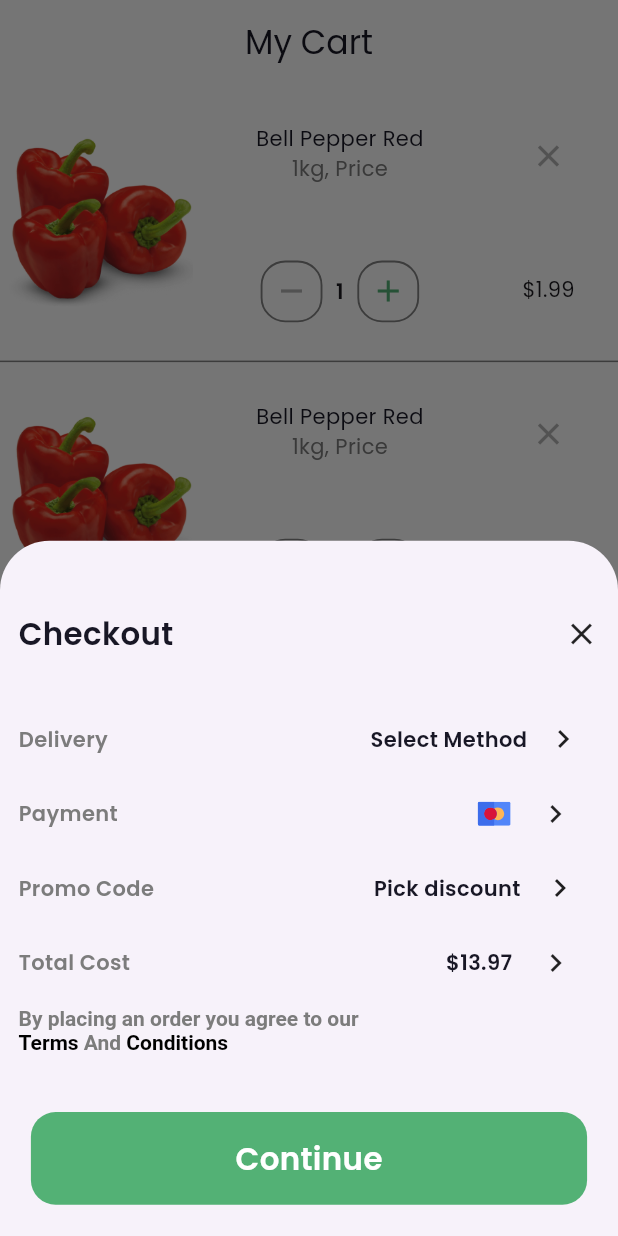
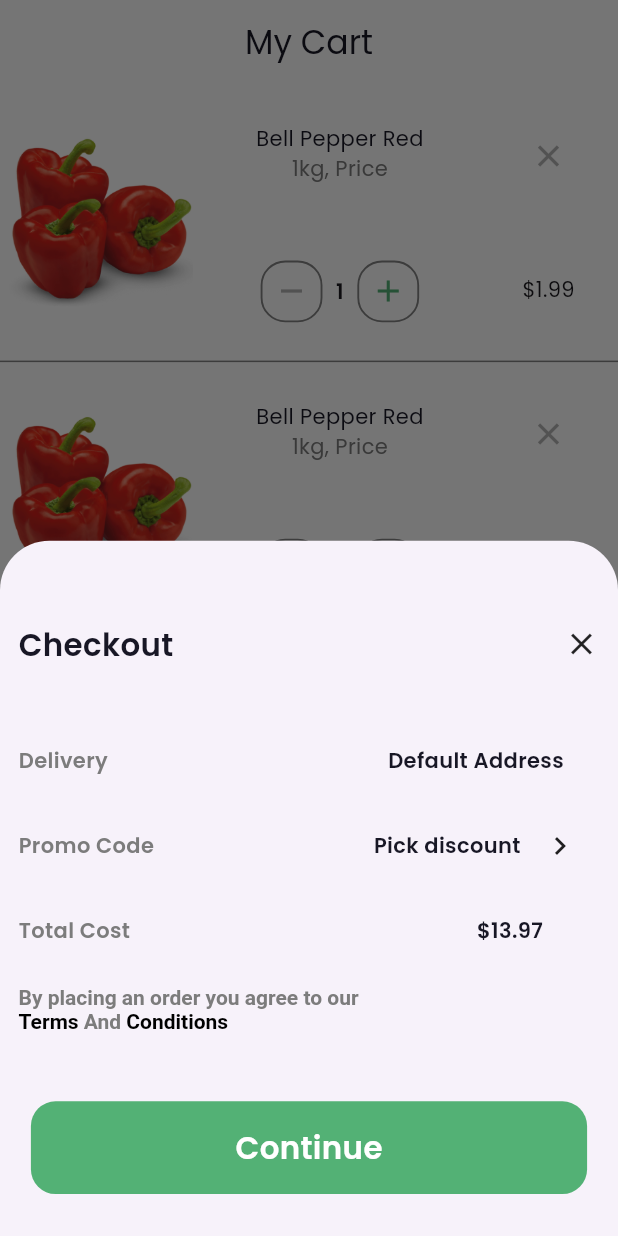
Before and after one commit to shibii787/nectar_project1, a Flutter app: the CartPage screen opened directly, after a tap on "Go to Checkout", on a phone screen of 412 x 824 dp. Run offline on Flutter 3.47's test engine with Material 3 defaults, Android fonts, the phone set to English and light mode, and no system bars; our stand-ins replace carousel_slider, country_code_picker, flutter_svg, google_fonts, image_picker, lottie and 3 more; missing offline and left inert: animated_rating_stars, flutter_flip_card.

Commit message:
pages renamed and made some changes

```diff
--- a/lib/app_body/bottom_nav.dart
+++ b/lib/app_body/bottom_nav.dart
@@ -31,7 +31,6 @@ class _bottomNavState extends State<bottomNav> {
     CartPage(),
     FavouritePage(),
     account()
-
   ];
 
   @override
--- a/lib/app_body/cart_page.dart
+++ b/lib/app_body/cart_page.dart
@@ -1,11 +1,7 @@
 import 'package:flutter/cupertino.dart';
 import 'package:flutter/material.dart';
-import 'package:flutter/painting.dart';
-import 'package:flutter/rendering.dart';
-import 'package:flutter/widgets.dart';
-import 'package:flutter_svg/flutter_svg.dart';
-import 'package:nectar_project1/app_body/order_accepted.dart';
 import 'package:nectar_project1/app_payment/payment1.dart';
+import 'package:nectar_project1/app_profile/promocard.dart';
 import 'package:nectar_project1/colors.dart';
 import 'package:nectar_project1/images.dart';
 
@@ -34,7 +30,7 @@ class _CartPageState extends State<CartPage> {
             context: context,
             builder: (context) {
               return Container(
-                height: w * 1.6,
+                height: w * 1.4,
                 width: w * 1,
                 child: Padding(
                   padding: EdgeInsets.all(w * 0.03),
@@ -79,38 +75,11 @@ class _CartPageState extends State<CartPage> {
                               mainAxisAlignment: MainAxisAlignment.spaceEvenly,
                               children: [
                                 Text(
-                                  "Select Method",
+                                  "Default Address",
                                   style: TextStyle(
                                       color: theColors.eight,
                                       fontWeight: FontWeight.w600),
                                 ),
-                                Icon(Icons.navigate_next)
-                              ],
-                            ),
-                          )
-                        ],
-                      ),
-                      Row(
-                        mainAxisAlignment: MainAxisAlignment.spaceBetween,
-                        children: [
-                          Text(
-                            "Payment",
-                            style: TextStyle(
-                                color: theColors.tenth,
-                                fontWeight: FontWeight.w600),
-                          ),
-                          Container(
-                            height: w * 0.1,
-                            width: w * 0.24,
-                            child: Row(
-                              mainAxisAlignment: MainAxisAlignment.spaceEvenly,
-                              children: [
-                                SvgPicture.asset(theImages.payment),
-                                InkWell(
-                                    // onTap: () {
-                                    //   Navigator.push(context, MaterialPageRoute(builder: (context) =>SelectPayment() ,));
-                                    // },
-                                    child: Icon(Icons.navigate_next))
                               ],
                             ),
                           )
@@ -125,7 +94,11 @@ class _CartPageState extends State<CartPage> {
                                 color: theColors.tenth,
                                 fontWeight: FontWeight.w600),
                           ),
-                          Container(
+                          InkWell(
+                            onTap: () {
+                              Navigator.push(context, CupertinoPageRoute(builder: (context) => promocard(),));
+                            },
+                            child: Container(
                               height: w * 0.1,
                               width: w * 0.4,
                               child: Row(
@@ -139,6 +112,7 @@ class _CartPageState extends State<CartPage> {
                                   ),
                                   Icon(Icons.navigate_next)
                                 ],
+                              ),
                             ),
                           )
                         ],
@@ -164,7 +138,6 @@ class _CartPageState extends State<CartPage> {
                                       color: theColors.eight,
                                       fontWeight: FontWeight.w600),
                                 ),
-                                Icon(Icons.navigate_next)
                               ],
                             ),
                           )
@@ -251,6 +224,7 @@ class _CartPageState extends State<CartPage> {
         ),
       ),
       appBar: AppBar(
+        automaticallyImplyLeading: false,
         centerTitle: true,
         title: Text(
           "My Cart",
--- a/lib/app_body/explore_page.dart
+++ b/lib/app_body/explore_page.dart
@@ -66,11 +66,6 @@ class _ExplorePageState extends State<ExplorePage> {
       backgroundColor: theColors.primaryColor,
       appBar: AppBar(
         automaticallyImplyLeading: false,
-        leading: InkWell(
-          onTap: () {
-            Navigator.pop(context);
-          },
-            child: Icon(CupertinoIcons.back)),
         backgroundColor: theColors.primaryColor,
         title: Text("Find Products",style: TextStyle(
           fontWeight: FontWeight.w900,),),
--- a/lib/app_body/favourite_page.dart
+++ b/lib/app_body/favourite_page.dart
@@ -32,11 +32,6 @@ class _FavouritePageState extends State<FavouritePage> {
       ),
       appBar: AppBar(
         automaticallyImplyLeading: false,
-        leading: InkWell(
-          onTap: () {
-            Navigator.pop(context);
-          },
-            child: Icon(CupertinoIcons.back)),
         centerTitle: true,
         elevation: 0,
         title: Text("Favourites"),
--- a/lib/app_profile/about.dart
+++ b/lib/app_profile/about.dart
@@ -2,7 +2,6 @@ import 'package:flutter/cupertino.dart';
 import 'package:flutter/material.dart';
 import 'package:nectar_project1/colors.dart';
 
-import '../main.dart';
 
 class about extends StatefulWidget {
   const about({super.key});
@@ -22,7 +21,7 @@ class _aboutState extends State<about> {
           onTap: () {
             Navigator.pop(context);
           },
-            child: Icon(CupertinoIcons.back,color: theColors.secondary,size: w*0.09)),
+            child: Icon(CupertinoIcons.back,color: theColors.secondary,)),
         title: Text("About",style: TextStyle(
             color: theColors.secondary
         )),
--- a/lib/app_profile/delivery address.dart
+++ b/lib/app_profile/delivery address.dart
@@ -25,7 +25,7 @@ class _deliveryaddressState extends State<deliveryaddress> {
           onTap: () {
             Navigator.pop(context);
           },
-            child: Icon(CupertinoIcons.back,color: theColors.secondary,size: w*0.09)),
+            child: Icon(CupertinoIcons.back,color: theColors.secondary)),
       ),
     );
   }
--- a/lib/app_profile/help.dart
+++ b/lib/app_profile/help.dart
@@ -2,7 +2,7 @@ import 'package:flutter/cupertino.dart';
 import 'package:flutter/material.dart';
 import 'package:nectar_project1/colors.dart';
 
-import '../main.dart';
+
 
 class help extends StatefulWidget {
   const help({super.key});
@@ -22,7 +22,7 @@ class _helpState extends State<help> {
           onTap: () {
             Navigator.pop(context);
           },
-            child: Icon(CupertinoIcons.back,color: theColors.secondary,size: w*0.09)),
+            child: Icon(CupertinoIcons.back,color: theColors.secondary,)),
         title: Text("Help",style: TextStyle(
             color: theColors.secondary
         )),
--- a/lib/app_profile/my order.dart
+++ b/lib/app_profile/my order.dart
@@ -25,7 +25,7 @@ class _myorderState extends State<myorder> {
           onTap: () {
             Navigator.pop(context);
           },
-            child: Icon(CupertinoIcons.back,color: theColors.secondary,size: w*0.09)),
+            child: Icon(CupertinoIcons.back,color: theColors.secondary)),
       ),
     );
   }
--- a/lib/app_profile/mydetails.dart
+++ b/lib/app_profile/mydetails.dart
@@ -25,7 +25,7 @@ class _mydetailsState extends State<mydetails> {
           onTap: () {
             Navigator.pop(context);
           },
-            child: Icon(CupertinoIcons.back,color: theColors.secondary,size: w*0.09)),
+            child: Icon(CupertinoIcons.back,color: theColors.secondary)),
       ),
     );
   }
--- a/lib/app_profile/notification.dart
+++ b/lib/app_profile/notification.dart
@@ -23,7 +23,7 @@ class _notificationState extends State<notification> {
           onTap: () {
             Navigator.pop(context);
           },
-            child: Icon(CupertinoIcons.back,color: theColors.secondary,size: w*0.09)),
+            child: Icon(CupertinoIcons.back,color: theColors.secondary,)),
         title: Text("Notifications",style: TextStyle(
           color: theColors.secondary
         )),
--- a/lib/app_profile/premocard.dart
+++ b/lib/app_profile/promocard.dart
@@ -1,8 +1,6 @@
 import 'package:flutter/cupertino.dart';
 import 'package:flutter/material.dart';
 import 'package:nectar_project1/colors.dart';
-
-import '../main.dart';
 
 class promocard extends StatefulWidget {
   const promocard({super.key});
@@ -25,7 +23,7 @@ class _promocardState extends State<promocard> {
           onTap: () {
             Navigator.pop(context);
           },
-            child: Icon(CupertinoIcons.back,color: theColors.secondary,size: w*0.09)),
+            child: Icon(CupertinoIcons.back,color: theColors.secondary)),
       ),
       body: Column(
         mainAxisAlignment: MainAxisAlignment.center,
--- a/lib/main.dart
+++ b/lib/main.dart
@@ -18,7 +18,7 @@ import 'package:nectar_project1/app_profile/my%20order.dart';
 import 'package:nectar_project1/app_profile/mydetails.dart';
 import 'package:nectar_project1/app_profile/notification.dart';
 import 'package:nectar_project1/app_profile/payment%20methods.dart';
-import 'package:nectar_project1/app_profile/premocard.dart';
+import 'package:nectar_project1/app_profile/promocard.dart';
 import 'app_body/bottom_nav.dart';
 import 'app_payment/Payment_card.dart';
 import 'app_payment/payment1.dart';
@@ -54,7 +54,7 @@ class MyApp extends StatelessWidget {
             textTheme: GoogleFonts.poppinsTextTheme()
         ),
         debugShowCheckedModeBanner: false,
-        home: promocard(),
+        home: splashscreen(),
       ),
     );
   }
```
Also changed, not shown: lib/app_payment/Payment_card.dart (+6 -3 lines), lib/app_payment/payment1.dart (+7 -0 lines), lib/app_profile/account.dart (+3 -4 lines), lib/app_profile/payment methods.dart (+50 -31 lines). Lines whose indentation alone changed are shown as unchanged.
